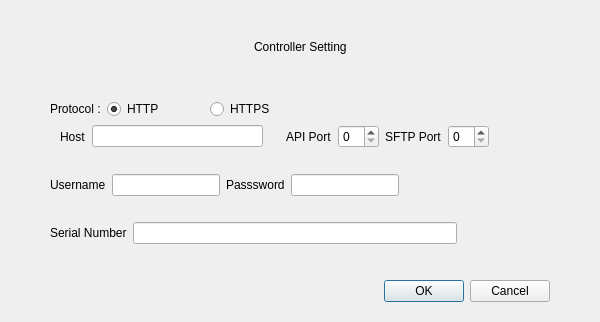
This is RoboEditor/src/ui/ControllerSettings.ui in LetsGoGTR/RoboEditor as Qt 5 draws it before an edit. The edited form follows.
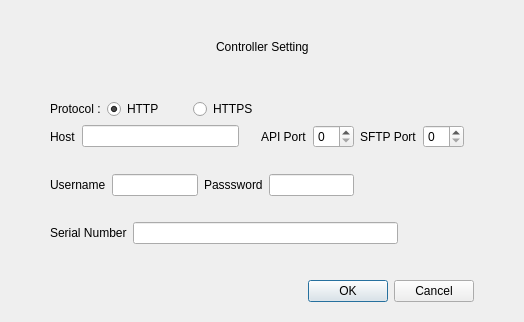
This is the edited form.

Commit message: fix: url 개선, controller Setting ui 개선

```diff
--- a/RoboEditor/src/ui/ControllerSettings.ui
+++ b/RoboEditor/src/ui/ControllerSettings.ui
@@ -6,7 +6,7 @@
    <rect>
     <x>0</x>
     <y>0</y>
-    <width>600</width>
+    <width>524</width>
     <height>322</height>
    </rect>
   </property>
@@ -114,9 +114,9 @@
     </layout>
    </item>
    <item>
-    <layout class="QHBoxLayout" name="horizontalLayout_3" stretch="1,10,1,0,0,1,1,3">
+    <layout class="QHBoxLayout" name="horizontalLayout_3" stretch="1,10,1,0,0,1,1">
      <property name="leftMargin">
-      <number>10</number>
+      <number>0</number>
      </property>
      <property name="rightMargin">
       <number>10</number>
@@ -171,19 +171,6 @@
        </property>
       </widget>
      </item>
-     <item>
-      <spacer name="horizontalSpacer_5">
-       <property name="orientation">
-        <enum>Qt::Orientation::Horizontal</enum>
-       </property>
-       <property name="sizeHint" stdset="0">
-        <size>
-         <width>40</width>
-         <height>20</height>
-        </size>
-       </property>
-      </spacer>
-     </item>
     </layout>
    </item>
    <item>
```
The commit also changes 3 other files.
